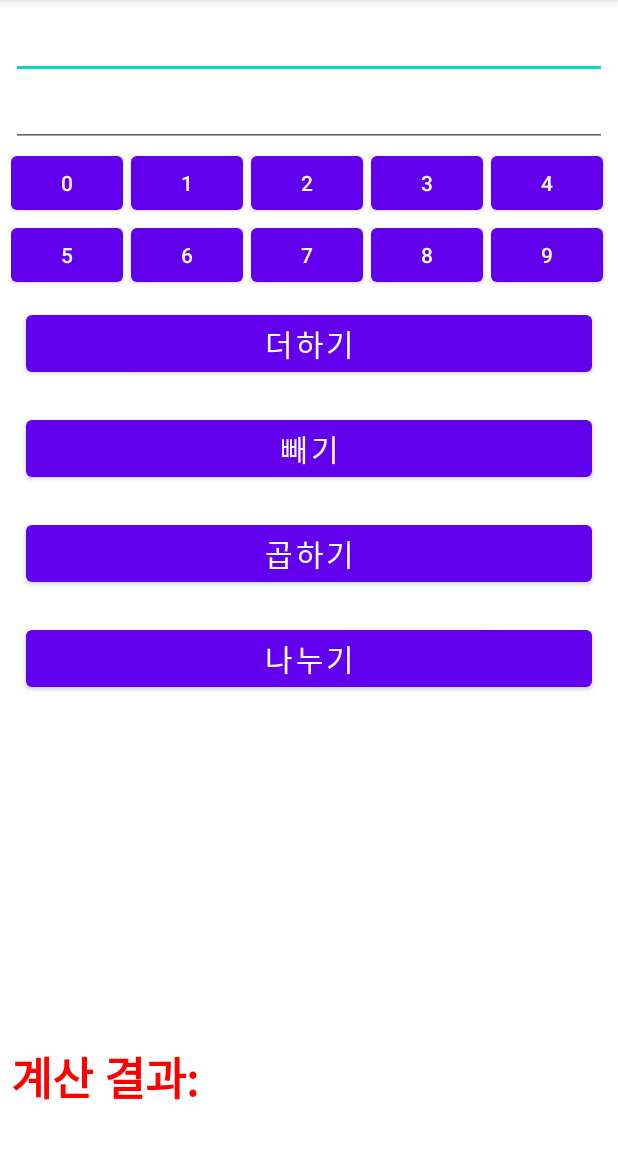
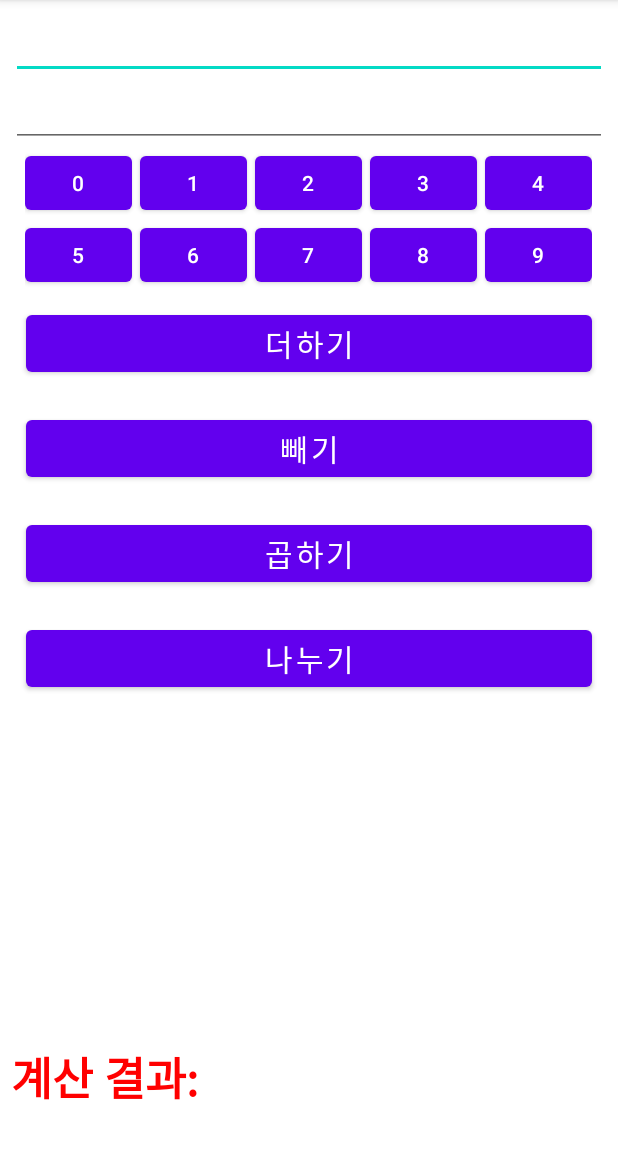
Before and after one commit to kjminn/TableLayoutTest1, an Android app: the screen it shows after launch (MainActivity), on a phone screen of 412 x 824 dp, the part 84-1236 px from its top. Run offline under Robolectric (Android 15) with nearby library versions, the phone set to English and light mode, and no system bars.

Commit message:
GridLayout 직접풀어보기 5-5 완성

```diff
--- a/app/src/main/java/kr/hs/emirim/kjminn/tablelayouttest1/MainActivity.kt
+++ b/app/src/main/java/kr/hs/emirim/kjminn/tablelayouttest1/MainActivity.kt
@@ -25,7 +25,7 @@ class MainActivity : AppCompatActivity() {
 
     override fun onCreate(savedInstanceState: Bundle?) {
         super.onCreate(savedInstanceState)
-        setContentView(R.layout.ex5_2)
+        setContentView(R.layout.dir5_5)
         edit1 = findViewById(R.id.edit1)
         edit2 = findViewById(R.id.edit2)
         btnPlus = findViewById(R.id.btnPlus)
--- /dev/null
+++ b/app/src/main/res/layout/dir5_5.xml
@@ -0,0 +1,124 @@
+<?xml version="1.0" encoding="utf-8"?>
+<LinearLayout xmlns:android="http://schemas.android.com/apk/res/android"
+    android:layout_width="match_parent"
+    android:layout_height="match_parent"
+    android:orientation="vertical"
+    android:gravity="center_horizontal"
+    android:padding="7dp"
+    >
+    <EditText
+        android:id="@+id/edit1"
+        android:layout_width="match_parent"
+        android:layout_height="wrap_content"/>
+    <EditText
+        android:id="@+id/edit2"
+        android:layout_width="match_parent"
+        android:layout_height="wrap_content"/>
+    <GridLayout
+        android:layout_width="wrap_content"
+        android:layout_height="wrap_content"
+        android:rowCount="2"
+        android:columnCount="5"
+        >
+            <Button
+                android:id="@+id/btn0"
+                android:layout_width="71dp"
+                android:layout_height="wrap_content"
+                android:layout_marginRight="5dp"
+                android:text="0"/>
+            <Button
+                android:id="@+id/btn1"
+                android:layout_width="71dp"
+                android:layout_height="wrap_content"
+                android:layout_marginRight="5dp"
+                android:text="1"/>
+            <Button
+                android:id="@+id/btn2"
+                android:layout_width="71dp"
+                android:layout_height="wrap_content"
+                android:layout_marginRight="5dp"
+                android:text="2"/>
+            <Button
+                android:id="@+id/btn3"
+                android:layout_width="71dp"
+                android:layout_height="wrap_content"
+                android:layout_marginRight="5dp"
+                android:text="3"/>
+            <Button
+                android:id="@+id/btn4"
+                android:layout_width="71dp"
+                android:layout_height="wrap_content"
+                android:text="4"/>
+            <Button
+                android:id="@+id/btn5"
+                android:layout_width="71dp"
+                android:layout_height="wrap_content"
+                android:layout_marginRight="5dp"
+                android:text="5"/>
+            <Button
+                android:id="@+id/btn6"
+                android:layout_width="71dp"
+                android:layout_height="wrap_content"
+                android:layout_marginRight="5dp"
+                android:text="6"/>
+            <Button
+                android:id="@+id/btn7"
+                android:layout_width="71dp"
+                android:layout_height="wrap_content"
+                android:layout_marginRight="5dp"
+                android:text="7"/>
+            <Button
+                android:id="@+id/btn8"
+                android:layout_width="71dp"
+                android:layout_height="wrap_content"
+                android:layout_marginRight="5dp"
+                android:text="8"/>
+            <Button
+                android:id="@+id/btn9"
+                android:layout_width="71dp"
+                android:layout_height="wrap_content"
+                android:text="9"/>
+    </GridLayout>
+    <Button
+        android:id="@+id/btnPlus"
+        android:layout_width="match_parent"
+        android:layout_height="wrap_content"
+        android:layout_margin="10dp"
+        android:text="@string/btn_plus"
+        android:textSize="20sp"
+        />
+    <Button
+        android:id="@+id/btnMinus"
+        android:layout_width="match_parent"
+        android:layout_height="wrap_content"
+        android:layout_margin="10dp"
+        android:text="@string/btn_minus"
+        android:textSize="20sp"
+        />
+    <Button
+        android:id="@+id/btnMultiply"
+        android:layout_width="match_parent"
+        android:layout_height="wrap_content"
+        android:layout_margin="10dp"
+        android:text="@string/btn_multiply"
+        android:textSize="20sp"
+        />
+    <Button
+        android:id="@+id/btnDivide"
+        android:layout_width="match_parent"
+        android:layout_height="wrap_content"
+        android:layout_margin="10dp"
+        android:text="@string/btn_divide"
+        android:textSize="20sp"
+        />
+    <TextView
+        android:id="@+id/textResult"
+        android:layout_width="match_parent"
+        android:layout_height="match_parent"
+        android:gravity="bottom"
+        android:layout_marginBottom="20dp"
+        android:textColor="#ff0000"
+        android:textStyle="bold"
+        android:textSize="30sp"
+        android:text="@string/text_result"/>
+</LinearLayout>
```
